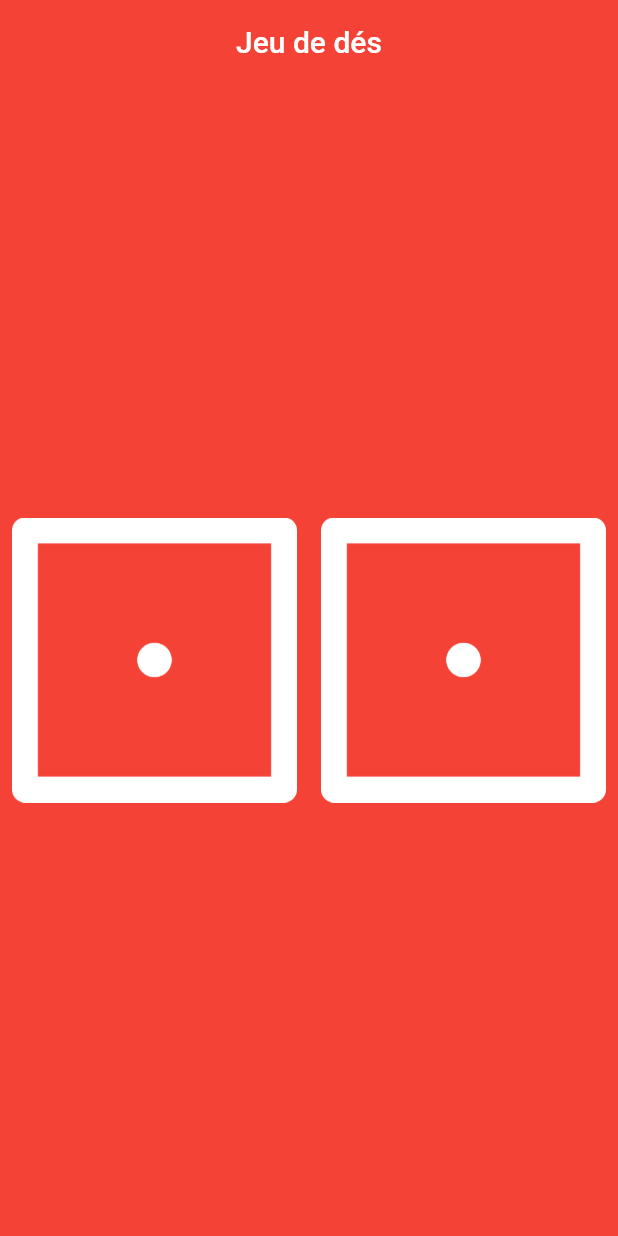
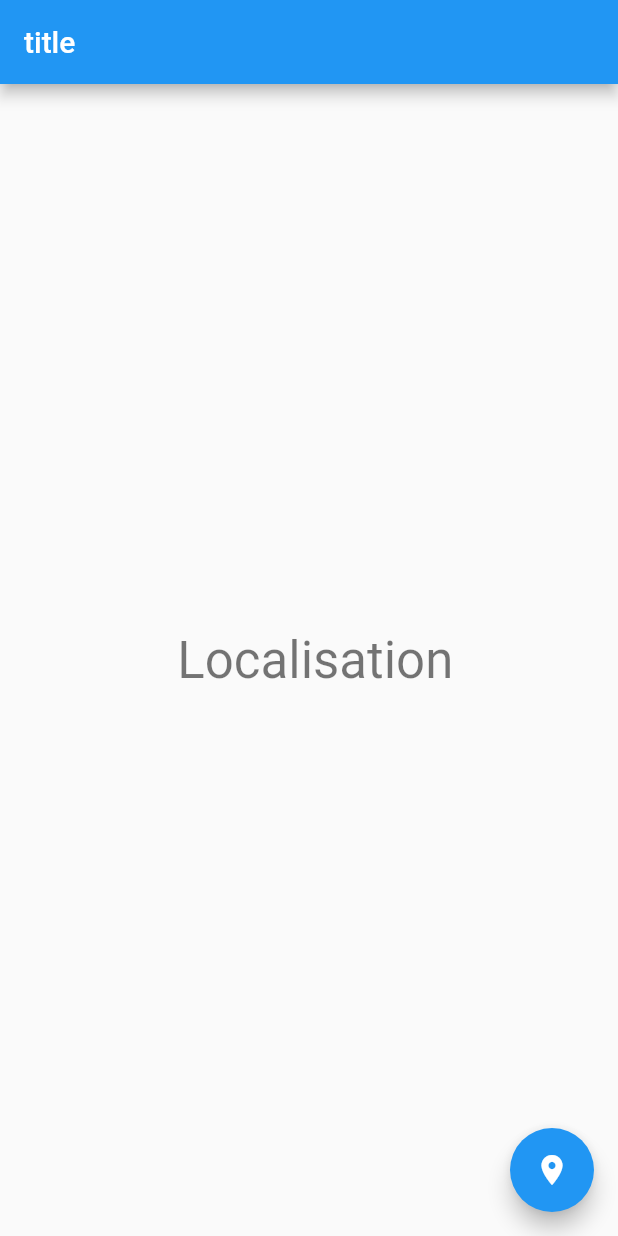
Before and after one commit to Mirabelle2003/Mirabelle, a Flutter app: the screen it shows after launch, on a phone screen of 412 x 824 dp. Run offline on Flutter 3.47's test engine with Material 2 defaults, Android fonts, the phone set to English and light mode, and no system bars; our stand-ins replace geolocator.

Commit message:
fichiers modifiés

```diff
--- a/lib/main.dart
+++ b/lib/main.dart
@@ -1,5 +1,7 @@
 import 'package:flutter/material.dart';
-import 'package:mon_projet/jeu.dart';
+import 'package:mon_projet/api.dart';
+
+import 'my_app_home.dart';
 
 void main() {
   runApp(const MyApp());
@@ -11,12 +13,10 @@ class MyApp extends StatelessWidget {
   @override
   Widget build(BuildContext context) {
     return MaterialApp(
-      debugShowCheckedModeBanner: false,
-      title: 'Flutter Demo',
-      theme: ThemeData(
-        primaryColor: const Color(0XFF4584FF),
-      ),
-      home: const JeuDesScreen(),
-    );
+        title: 'Flutter Demo',
+        theme: ThemeData(
+          primarySwatch: Colors.blue,
+        ),
+        home: const MyHomePage(title: 'title'));
   }
 }
--- /dev/null
+++ b/lib/my_app_home.dart
@@ -0,0 +1,46 @@
+import 'package:flutter/material.dart';
+import 'package:geolocator/geolocator.dart';
+
+class MyHomePage extends StatefulWidget {
+  const MyHomePage({Key? key, required this.title}) : super(key: key);
+
+  final String title;
+
+  @override
+  State<MyHomePage> createState() => _MyHomePageState();
+}
+
+class _MyHomePageState extends State<MyHomePage> {
+  void getLocation() async {
+    Position position = await Geolocator.getCurrentPosition(
+        desiredAccuracy: LocationAccuracy.lowest);
+    print(position);
+  }
+
+  @override
+  Widget build(BuildContext context) {
+    return Scaffold(
+      appBar: AppBar(
+        title: Text(widget.title),
+      ),
+      body: Center(
+        child: Column(
+          mainAxisAlignment: MainAxisAlignment.center,
+          children: <Widget>[
+            Text(
+              ' Localisation',
+              style: Theme.of(context).textTheme.headline4,
+            ),
+          ],
+        ),
+      ),
+      floatingActionButton: FloatingActionButton(
+        onPressed: () {
+          getLocation();
+        },
+        tooltip: ' Localisation',
+        child: const Icon(Icons.location_on),
+      ),
+    );
+  }
+}
--- a/pubspec.yaml
+++ b/pubspec.yaml
@@ -36,6 +36,8 @@ dependencies:
   cupertino_icons: ^1.0.2
   flutter_spinkit: ^5.1.0
   curved_navigation_bar: ^1.0.3
+  geolocator: ^8.2.0
+  http: ^0.13.4
 
 dev_dependencies:
   flutter_test:
```
Also changed, not shown: lib/api.dart (added, +114 -0 lines), lib/first_page.dart (added, +35 -0 lines), lib/models/post.dart (added, +39 -0 lines), lib/second_page.dart (added, +49 -0 lines), lib/views/vue.dart (added, +30 -0 lines), pubspec.lock, 4 other files.
